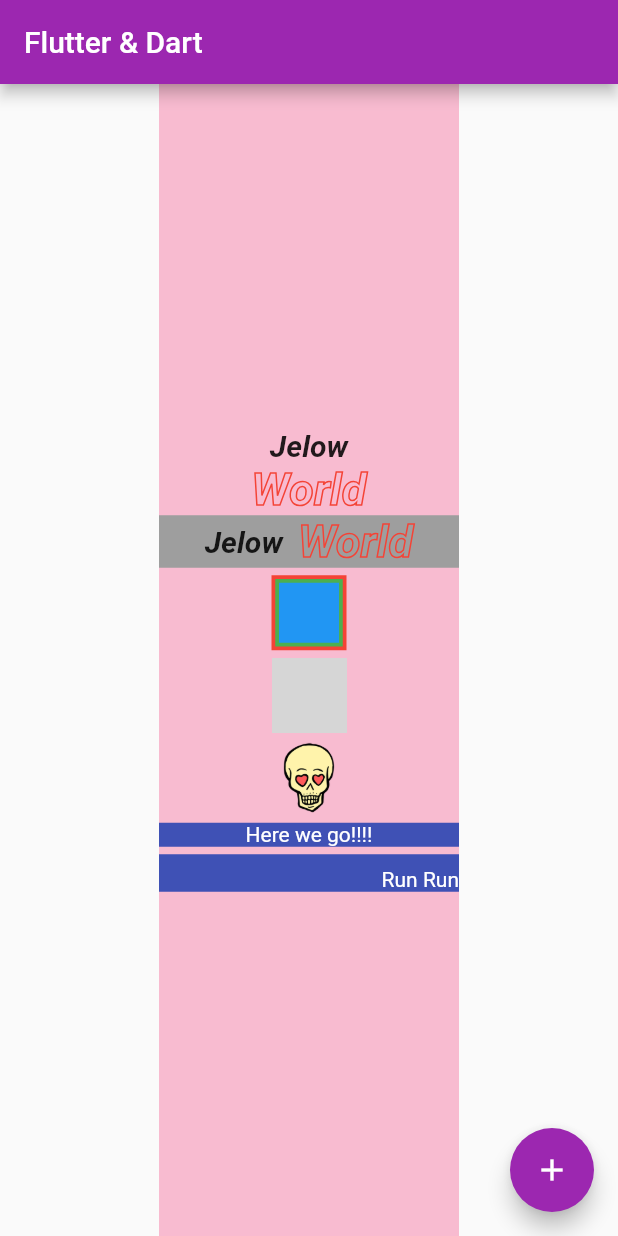
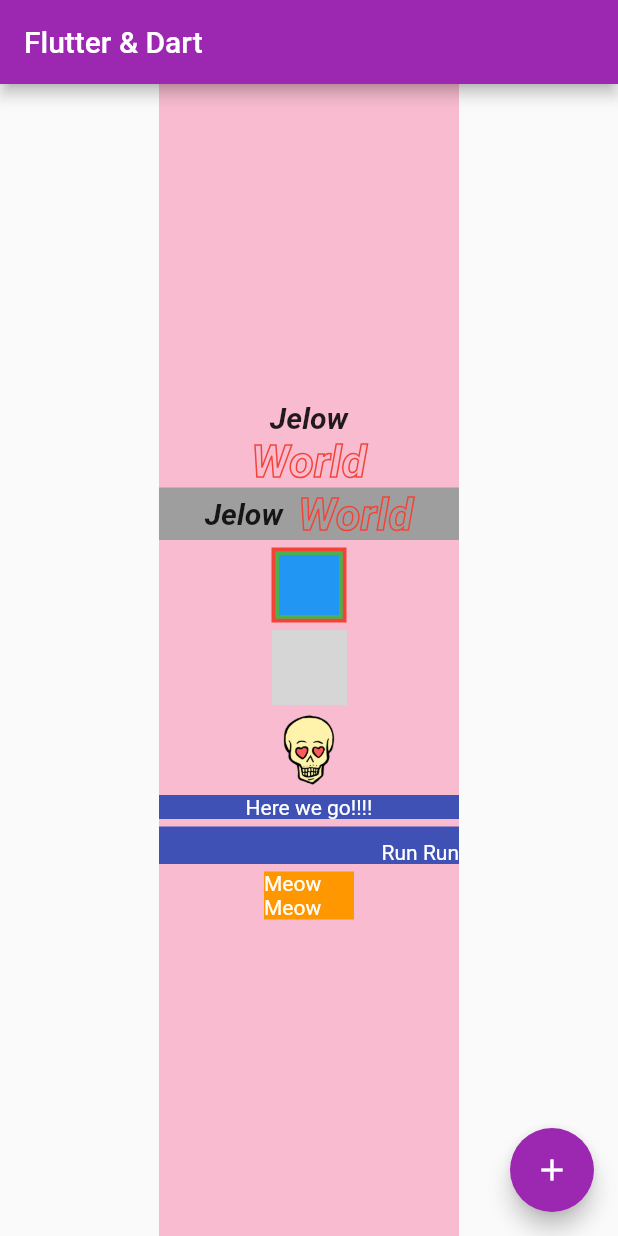
Before and after one commit to DiaDeMuertos/Udemy_section2, a Flutter app: the screen it shows after launch, on a phone screen of 412 x 824 dp. Run offline on Flutter 3.47's test engine with Material 2 defaults, Android fonts, the phone set to English and light mode, and no system bars; network calls fail; grey boxes are pictures that could not be loaded.

Commit message:
added constrainedbox widget

```diff
--- a/lib/main.dart
+++ b/lib/main.dart
@@ -164,6 +164,23 @@ class _MyHomePageState extends State<MyHomePage> {
                     style: TextStyle(color: Colors.white),
                   ),
                 ),
+              ),
+              SizedBox(
+                height: 5,
+              ),
+              ConstrainedBox(
+                constraints: BoxConstraints(maxWidth: 60, minWidth: 60),
+                child: Container(
+                  color: Colors.orange,
+                  width: 10,
+                  child: Align(
+                    alignment: Alignment.topLeft,
+                    child: Text(
+                      'Meow Meow',
+                      style: TextStyle(color: Colors.white),
+                    ),
+                  ),
+                ),
               )
             ],
           ),
```
